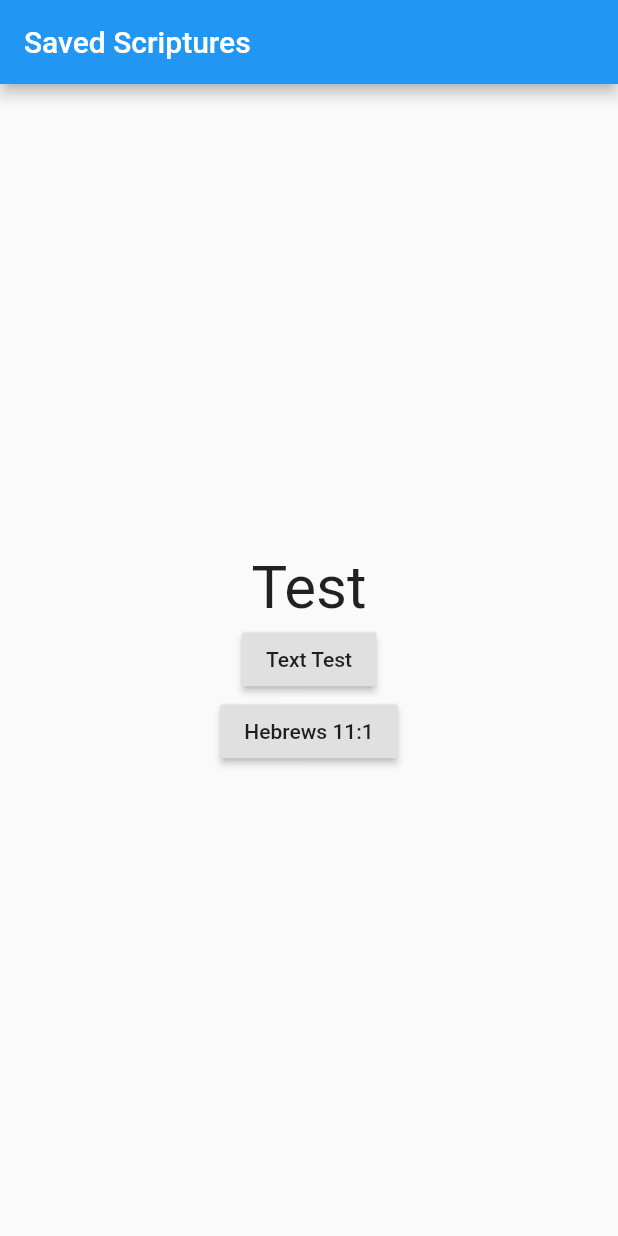
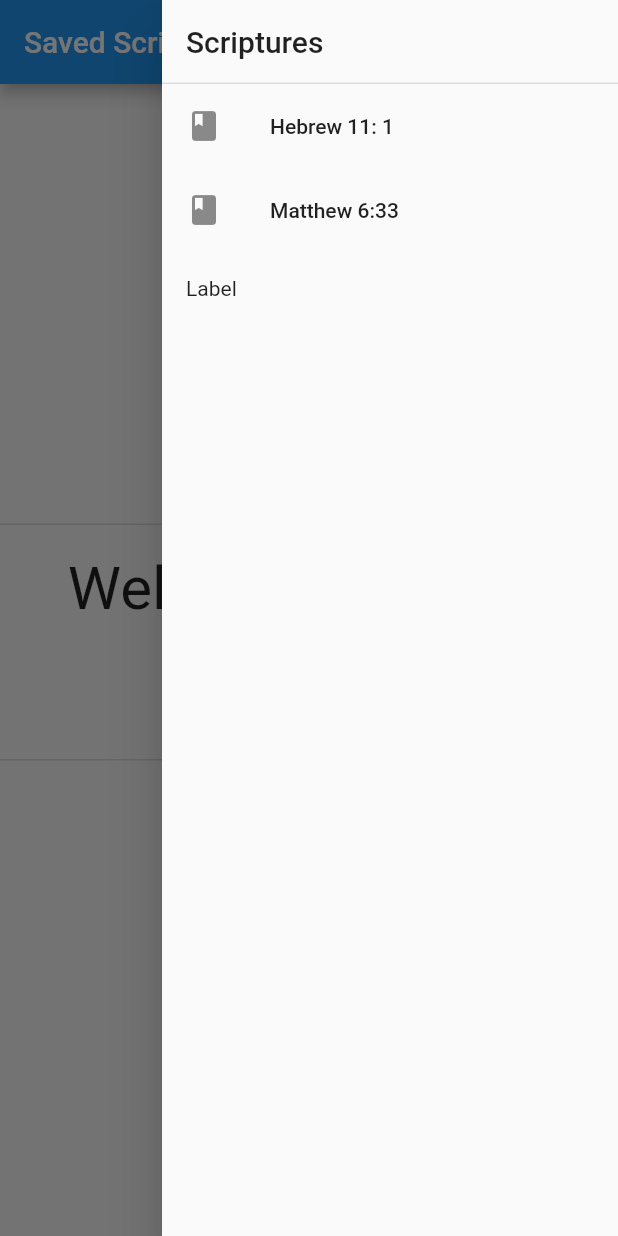
Before and after one commit to PaulWondel/android-app, a Flutter app: the screen it shows after launch, with the side drawer open (before the commit the screen has no drawer), on a phone screen of 412 x 824 dp. Run offline on Flutter 3.47's test engine with Material 2 defaults, Android fonts, the phone set to English and light mode, and no system bars.

Commit message:
Update:
- scripture display added
- scripture list/drawer added
- added 1 more scripture

```diff
--- a/appie_yappie/lib/main.dart
+++ b/appie_yappie/lib/main.dart
@@ -1,3 +1,4 @@
+import 'package:flutter/services.dart' show rootBundle;
 import 'package:flutter/material.dart';
 
 void main() {
@@ -11,8 +12,6 @@
   Widget build(BuildContext context) {
     return const MaterialApp(
       title: 'Appie Yappie',
-      // home: RandomWords(),
-      // home: SoundPlayer(),
       home: HomePage(),
     );
   }
@@ -26,7 +25,8 @@
 }
 
 class _HomePageState extends State<HomePage> {
-  String msg = 'Test';
+  String scripture = 'Welcome to Quick Scripture!';
+  String bibleLocation = '';
 
   final ButtonStyle raisedButtonStyle = ElevatedButton.styleFrom(
     onPrimary: Colors.black87,
@@ -41,6 +41,7 @@
   @override
   Widget build(BuildContext contect) {
     return Scaffold(
+      endDrawer: _scriptureDrawer(context),
       appBar: AppBar(
         title: const Text('Saved Scriptures'),
       ),
@@ -49,43 +50,112 @@
             child: Column(
           mainAxisAlignment: MainAxisAlignment.center,
           children: <Widget>[
+            _localDivider('Scripture', context),
             Text(
-              msg,
+              scripture,
               style: TextStyle(
                 fontSize: 40,
               ),
               textAlign: TextAlign.center,
             ),
+            _localDivider(bibleLocation, context),
             ElevatedButton(
               style: raisedButtonStyle,
               onPressed: changeText,
-              child: const Text('Text Test'),
+              child: const Text('Clear'),
             ),
-            ElevatedButton(
-              style: raisedButtonStyle,
-              onPressed: scripture,
-              child: const Text('Hebrews 11:1'),
-            )
           ],
         )),
       ),
     );
   }
 
+// Functions
   void changeText() {
     setState(() {
-      if (msg == 'Test') {
-        msg = 'Worked';
+      if (scripture == 'Welcome to Quick Scripture!') {
+        scripture = 'Select a Scripture';
+        bibleLocation = '';
       } else {
-        msg = 'Test';
+        scripture = 'Welcome to Quick Scripture!';
+        bibleLocation = '';
       }
     });
   }
 
-  void scripture() {
+  void scriptureHebrew() {
     setState(() {
-      msg =
+      scripture =
           "Now faith is the assurance of things hoped for, the conviction of things not seen.";
+      bibleLocation = 'Hebrews 11:1 ESV';
     });
   }
+
+  void scriptureMatt() {
+    setState(() {
+      scripture =
+          "But seek first the kingdom of God and his righteousness, and all these things will be added to you.";
+      bibleLocation = "Matthew 6:33 ESV";
+    });
+  }
+
+// Widgets
+  Widget _scriptureDrawer(BuildContext context) => Drawer(
+        child: SafeArea(
+            child: ListView(
+          padding: EdgeInsets.zero,
+          children: <Widget>[
+            Padding(
+              padding: const EdgeInsets.all(16.0),
+              child: Text('Scriptures',
+                  style: Theme.of(context).textTheme.headline6),
+            ),
+            const Divider(
+              height: 1,
+              thickness: 1,
+            ),
+            ListTile(
+              leading: const Icon(Icons.book),
+              title: const Text('Hebrew 11: 1'),
+              onTap: scriptureHebrew,
+            ),
+            ListTile(
+              leading: const Icon(Icons.book),
+              title: const Text('Matthew 6:33'),
+              onTap: scriptureMatt,
+            ),
+            const Padding(
+              padding: EdgeInsets.all(16.0),
+              child: Text(
+                'Label',
+              ),
+            ),
+          ],
+        )),
+      );
+
+  Widget _localDivider(String text, BuildContext context) => Padding(
+        padding: const EdgeInsets.only(top: 32, bottom: 8.0),
+        child: Row(
+          children: [
+            const Expanded(
+              child: Divider(
+                thickness: 1,
+              ),
+            ),
+            Padding(
+              padding: const EdgeInsets.symmetric(horizontal: 4),
+              child: Text(
+                text,
+                style: Theme.of(context).textTheme.headline6,
+              ),
+            ),
+            const Expanded(
+              child: Divider(
+                thickness: 1,
+              ),
+            ),
+          ],
+        ),
+      );
 }
```
